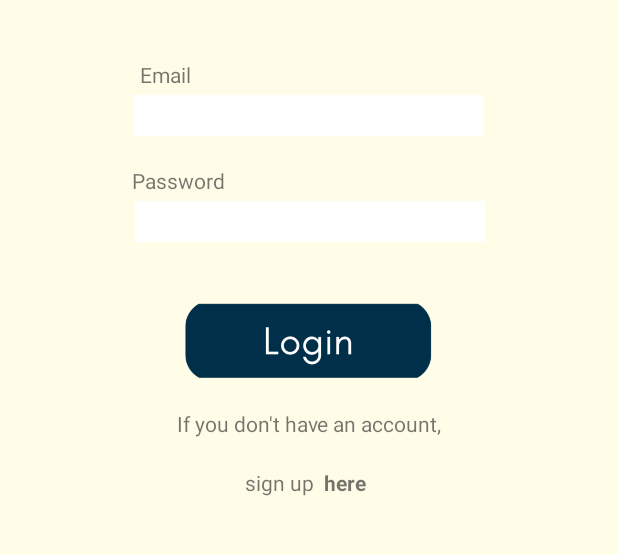
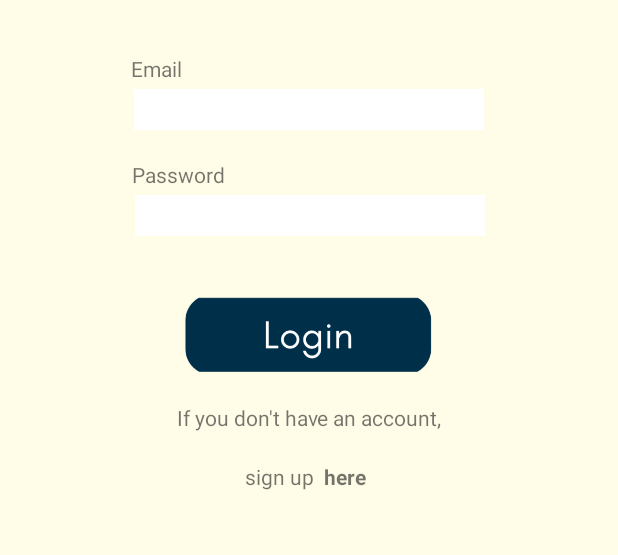
Before and after one commit to grrrracia/Zapple, an Android app: the LoginActivity screen opened directly, with no data from a screen before it, on a phone screen of 412 x 824 dp, the part 371-926 px from its top. Run offline under Robolectric (Android 15) with nearby library versions, the phone set to English and light mode, and no system bars.

Commit message:
Update activity_login.xml

```diff
--- a/app/src/main/res/layout/activity_login.xml
+++ b/app/src/main/res/layout/activity_login.xml
@@ -100,10 +100,10 @@
             android:id="@+id/tvUsername"
             android:layout_width="wrap_content"
             android:layout_height="wrap_content"
-            android:layout_marginTop="40dp"
+            android:layout_marginTop="36dp"
             android:text="Email"
             app:layout_constraintEnd_toEndOf="parent"
-            app:layout_constraintHorizontal_bias="0.247"
+            app:layout_constraintHorizontal_bias="0.231"
             app:layout_constraintStart_toStartOf="parent"
             app:layout_constraintTop_toBottomOf="@+id/imgLogo" />
 
```
